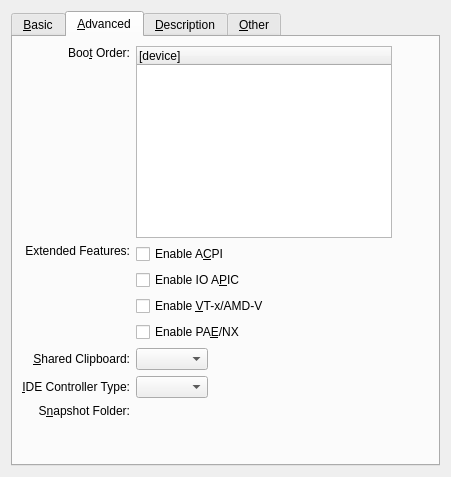
Above: vbox/src/VBox/Frontends/VirtualBox4/ui/VBoxVMSettingsGeneral.ui from jljuxgm/vboxgit before the change. Below: the same form after it.
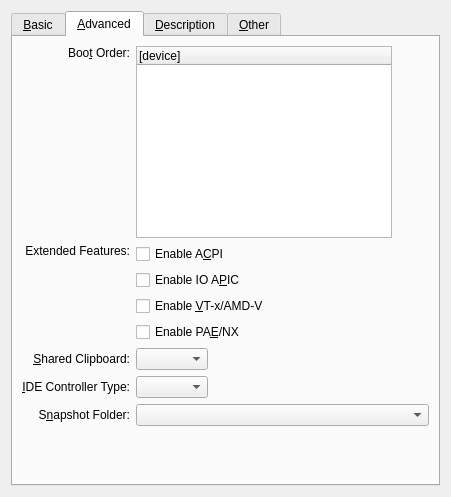
That is the form after the change. The open tabs and pages were chosen to show the change. Custom widgets are drawn as their Qt base class.

Patch:
```diff
--- a/vbox/src/VBox/Frontends/VirtualBox4/ui/VBoxVMSettingsGeneral.ui
+++ b/vbox/src/VBox/Frontends/VirtualBox4/ui/VBoxVMSettingsGeneral.ui
@@ -23,7 +23,7 @@
     <x>0</x>
     <y>0</y>
     <width>451</width>
-    <height>477</height>
+    <height>497</height>
    </rect>
   </property>
   <layout class="QHBoxLayout" >
@@ -842,7 +842,14 @@
         </widget>
        </item>
        <item row="4" column="1" >
-        <widget class="VBoxFilePathSelectorWidget" native="1" name="mPsSnapshot" />
+        <widget class="VBoxFilePathSelectorWidget" name="mPsSnapshot" >
+         <property name="sizePolicy" >
+          <sizepolicy vsizetype="Fixed" hsizetype="MinimumExpanding" >
+           <horstretch>0</horstretch>
+           <verstretch>0</verstretch>
+          </sizepolicy>
+         </property>
+        </widget>
        </item>
        <item row="5" column="1" >
         <spacer>
@@ -956,6 +963,12 @@
   </layout>
  </widget>
  <customwidgets>
+  <customwidget>
+   <class>VBoxFilePathSelectorWidget</class>
+   <extends>QComboBox</extends>
+   <header>VBoxFilePathSelectorWidget.h</header>
+   <container>1</container>
+  </customwidget>
   <customwidget>
    <class>BootItemsTable</class>
    <extends>QTreeWidget</extends>
@@ -966,12 +979,6 @@
    <extends>QLabel</extends>
    <header>QILabelSeparator.h</header>
   </customwidget>
-  <customwidget>
-   <class>VBoxFilePathSelectorWidget</class>
-   <extends>QWidget</extends>
-   <header>VBoxFilePathSelectorWidget.h</header>
-   <container>1</container>
-  </customwidget>
  </customwidgets>
  <resources/>
  <connections/>
```
